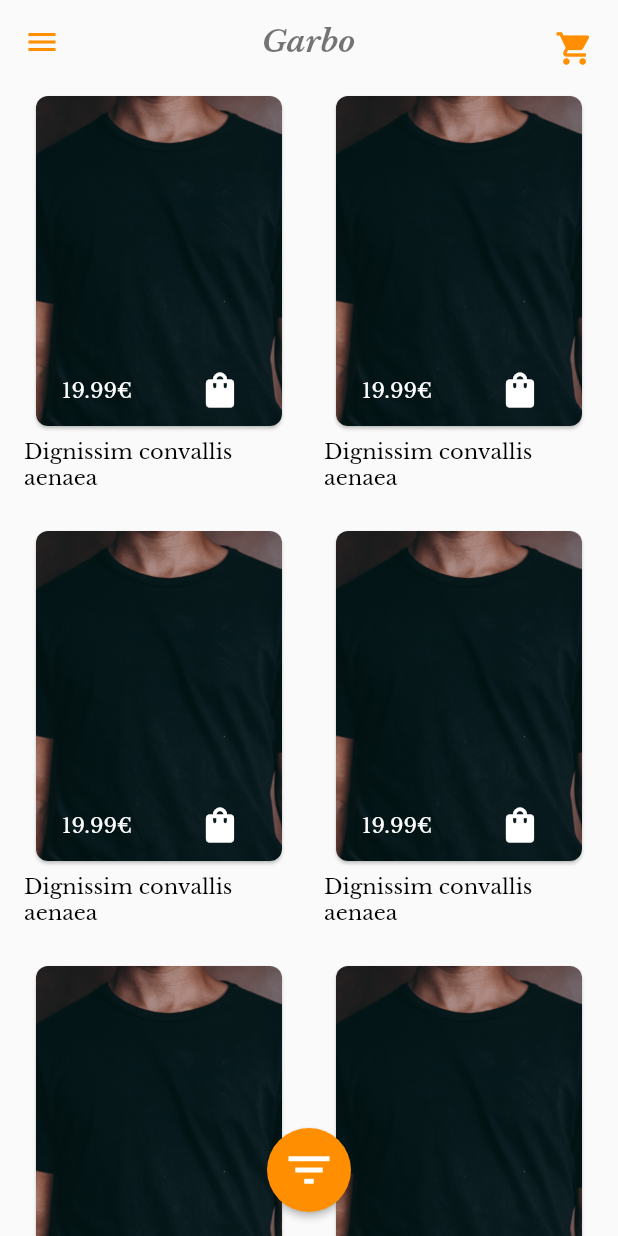
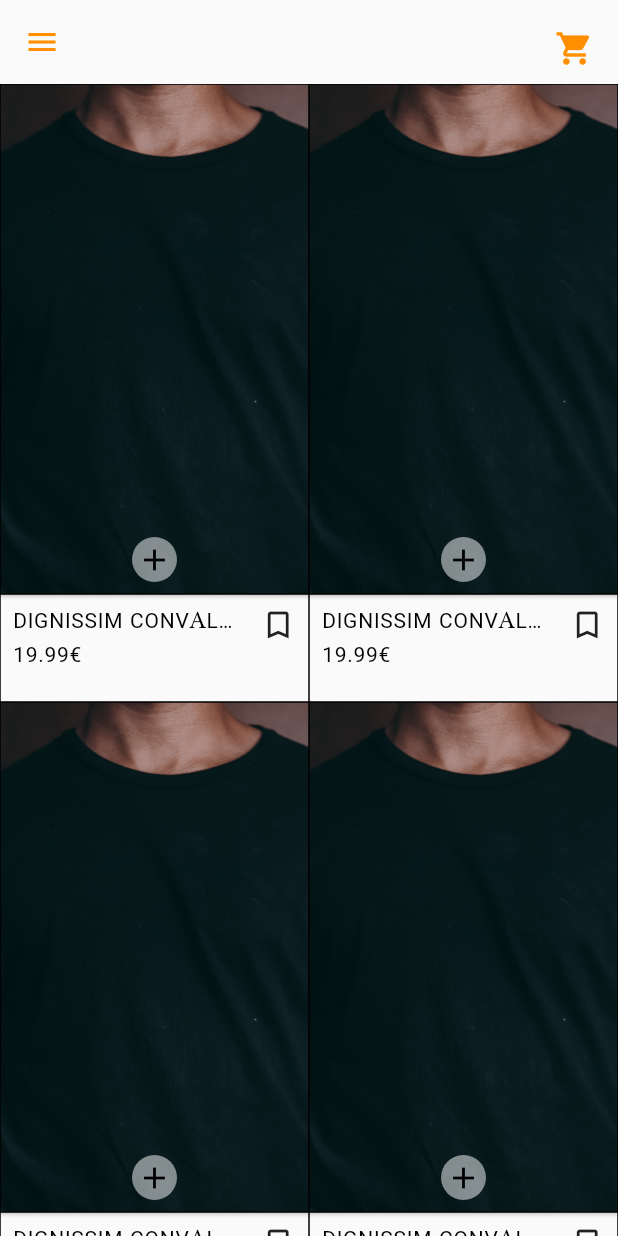
Before and after one commit to rmachado-centi/flutter_personal_app, a Flutter app: the HomeScreen screen opened by its route, on a phone screen of 412 x 824 dp. Run offline on Flutter 3.47's test engine with Material 2 defaults, Android fonts, the phone set to English and light mode, and no system bars; drawn by our look-alikes of badges; our stand-ins replace cloud_firestore, equatable, firebase_analytics, firebase_auth, firebase_core, flutter_bloc and 1 more; missing offline and left inert: flutter_branch_sdk, flutter_facebook_auth, flutter_stripe, maps_launcher; accounts and stored records are empty; network calls fail.

Commit message:
Changed home page interface

```diff
--- a/lib/core/components/custom_scaffold.dart
+++ b/lib/core/components/custom_scaffold.dart
@@ -3,7 +3,8 @@ import 'package:flutter/material.dart';
 
 class CustomScaffold extends StatelessWidget {
   final Key? scaffoldKey;
-  final String title;
+  final EdgeInsets? padding;
+  final String? title;
   final Widget body;
   final Drawer? drawer;
   final Widget? leading;
@@ -12,7 +13,8 @@ class CustomScaffold extends StatelessWidget {
   const CustomScaffold({
     Key? key,
     this.scaffoldKey,
-    required this.title,
+    this.padding,
+    this.title,
     required this.body,
     this.leading,
     this.actions,
@@ -37,19 +39,22 @@ class CustomScaffold extends StatelessWidget {
                   color: Colors.amber[800],
                 ),
               ),
-          title: Text(
-            title,
-            style: TextStyle(
-              color: Colors.black54,
-              fontWeight: FontWeight.bold,
-              fontStyle: FontStyle.italic,
-            ),
-          ),
+          title: title != null
+              ? Text(
+                  title!,
+                  style: TextStyle(
+                    color: Colors.black54,
+                    fontWeight: FontWeight.bold,
+                    fontStyle: FontStyle.italic,
+                  ),
+                )
+              : null,
           centerTitle: true,
           actions: actions,
         ),
         body: Padding(
-          padding: const EdgeInsets.symmetric(horizontal: defaultPadding),
+          padding:
+              padding ?? const EdgeInsets.symmetric(horizontal: defaultPadding),
           child: body,
         ),
       ),
--- a/lib/features/home/presentation/components/item_card.dart
+++ b/lib/features/home/presentation/components/item_card.dart
@@ -1,66 +1,105 @@
 import 'package:app/core/data/models/item/item_model.dart';
 import 'package:flutter/material.dart';
+import 'package:google_fonts/google_fonts.dart';
 
 class ItemCard extends StatelessWidget {
-  final VoidCallback onPressed;
+  final VoidCallback onAddToCartPressed;
+  final VoidCallback onAddToFavoritesPressed;
   final Item item;
   const ItemCard({
     required this.item,
-    required this.onPressed,
+    required this.onAddToFavoritesPressed,
+    required this.onAddToCartPressed,
     super.key,
   });
 
   @override
   Widget build(BuildContext context) {
     return SizedBox(
-      height: 240,
-      width: 140,
+      height: 400,
       child: Column(
         children: [
           Expanded(
-            child: Card(
-              clipBehavior: Clip.antiAlias,
-              semanticContainer: true,
-              shape: RoundedRectangleBorder(
-                side: BorderSide.none,
-                borderRadius: BorderRadius.circular(8),
-              ),
-              margin: const EdgeInsets.all(8),
-              child: Stack(
-                children: [
-                  Container(
+            child: Stack(
+              children: [
+                Card(
+                  margin: const EdgeInsets.all(0),
+                  clipBehavior: Clip.antiAlias,
+                  semanticContainer: true,
+                  shape: Border.all(color: Colors.black, width: 0.5),
+                  child: Container(
                     constraints: const BoxConstraints.expand(),
                     child: Image.asset(item.image, fit: BoxFit.cover),
                   ),
-                  Align(
-                    alignment: Alignment.bottomCenter,
+                ),
+                Align(
+                  alignment: Alignment.bottomCenter,
+                  child: Padding(
+                    padding: const EdgeInsets.only(bottom: 8.0),
+                    child: CircleAvatar(
+                      radius: 15,
+                      backgroundColor: Colors.white.withOpacity(0.5),
+                      child: IconButton(
+                        alignment: Alignment.center,
+                        padding: const EdgeInsets.all(0),
+                        onPressed: onAddToCartPressed,
+                        color: Colors.black,
+                        icon: const Icon(Icons.add),
+                      ),
+                    ),
+                  ),
+                ),
+              ],
+            ),
+          ),
+          Container(
+            width: double.infinity,
+            decoration: BoxDecoration(
+              border: Border.all(color: Colors.black, width: 0.5),
+            ),
+            height: 72,
+            child: Padding(
+              padding: const EdgeInsets.all(8.0),
+              child: Column(
+                mainAxisAlignment: MainAxisAlignment.start,
+                crossAxisAlignment: CrossAxisAlignment.stretch,
+                children: [
+                  Flexible(
                     child: Row(
-                      mainAxisAlignment: MainAxisAlignment.spaceAround,
+                      crossAxisAlignment: CrossAxisAlignment.start,
                       children: [
-                        Text(
-                          '${item.price.toString()}€',
-                          style: TextStyle(
-                            color: Colors.white,
-                            fontSize: 14,
+                        Flexible(
+                          child: Text(
+                            item.name.toUpperCase(),
+                            overflow: TextOverflow.ellipsis,
+                            style: TextStyle(
+                                fontFamily: GoogleFonts.mavenPro().fontFamily,
+                                letterSpacing: 0.5),
                           ),
                         ),
-                        IconButton(
-                          onPressed: onPressed,
-                          icon: const Icon(
-                            Icons.shopping_bag,
-                            color: Colors.white,
-                            size: 28,
+                        const SizedBox(
+                          width: 16,
+                        ),
+                        GestureDetector(
+                          onTap: onAddToFavoritesPressed,
+                          child: const Icon(
+                            Icons.bookmark_border,
+                            size: 24,
                           ),
                         ),
                       ],
                     ),
                   ),
+                  Text(
+                    '${item.price.toString()}€',
+                    style: TextStyle(
+                        fontFamily: GoogleFonts.mavenPro().fontFamily,
+                        letterSpacing: 0.5,
+                        fontSize: 14),
+                  ),
                 ],
               ),
             ),
-          ),
-          Text(
-            item.name,
           ),
         ],
       ),
--- a/lib/features/home/presentation/user_interfaces/home_screen.dart
+++ b/lib/features/home/presentation/user_interfaces/home_screen.dart
@@ -22,9 +22,6 @@ class HomeScreen extends StatefulWidget {
 class _HomeScreenState extends State<HomeScreen> {
   final GlobalKey<ScaffoldState> _key = GlobalKey();
   final homeCubit = CubitFactory.homeCubit;
-  final ScrollController _controller = ScrollController();
-  final double _bottomNavBarHeight = 72;
-  late final ScrollListener _model;
   final items = List<Item>.generate(
     10,
     (index) => Item(
@@ -46,7 +43,6 @@ class _HomeScreenState extends State<HomeScreen> {
   @override
   void initState() {
     WidgetsFlutterBinding.ensureInitialized();
-    _model = ScrollListener.initialise(_controller);
     getUserData();
     homeCubit.updateCartTotalItems();
     super.initState();
@@ -54,8 +50,6 @@ class _HomeScreenState extends State<HomeScreen> {
 
   @override
   void dispose() {
-    _controller.dispose();
-    _model.dispose();
     super.dispose();
   }
 
@@ -90,10 +84,12 @@ class _HomeScreenState extends State<HomeScreen> {
         if (state is HomeUserDataSuccessState) {
           user = state.user;
         }
-
+        if (state is HomeGetTotalCartItemsState) {
+          _totalCartItems = state.num;
+        }
         return CustomScaffold(
           scaffoldKey: _key,
-          title: 'Garbo',
+          padding: const EdgeInsets.all(0),
           drawer: Drawer(
               // Add a ListView to the drawer. This ensures the user can scroll
               // through the options in the drawer if there isn't enough vertical
@@ -116,61 +112,33 @@ class _HomeScreenState extends State<HomeScreen> {
               child: _shoppingCartBadge(),
             ),
           ],
-          body: AnimatedBuilder(
-              animation: _model,
-              builder: (BuildContext context, child) {
-                return Stack(
+          body: Column(
             children: [
-                    GridView.builder(
-                      controller: _controller,
-                      gridDelegate:
-                          const SliverGridDelegateWithMaxCrossAxisExtent(
-                        maxCrossAxisExtent: 180,
-                        crossAxisSpacing: 20,
-                        childAspectRatio: 0.4 / 0.6,
-                        mainAxisSpacing: 20,
+              Expanded(
+                child: GridView.builder(
+                  gridDelegate: const SliverGridDelegateWithFixedCrossAxisCount(
+                    childAspectRatio: 0.5,
+                    crossAxisCount: 2,
+                    crossAxisSpacing: 0,
+                    mainAxisSpacing: 0,
                   ),
                   itemBuilder: (context, index) {
                     var item = items[index];
                     return ItemCard(
                       item: item,
-                          onPressed: () {
+                      onAddToCartPressed: () {
                         homeCubit.addToCart(item);
                       },
+                      onAddToFavoritesPressed: () {},
                     );
                   },
                   itemCount: items.length,
                 ),
-                    Positioned(
-                      left: 0,
-                      right: 0,
-                      bottom: _model.bottom,
-                      child: _bottomNavBar,
-                    )
+              ),
             ],
-                );
-              }),
+          ),
         );
       },
-    );
-  }
-
-  Widget get _bottomNavBar {
-    return Container(
-      padding: const EdgeInsets.only(bottom: 16),
-      height: _bottomNavBarHeight,
-      child: ElevatedButton(
-        onPressed: () {},
-        style: ElevatedButton.styleFrom(
-          padding: const EdgeInsets.all(8),
-          shape: const CircleBorder(side: BorderSide.none),
-          backgroundColor: Colors.amber[800],
-        ),
-        child: const Icon(
-          Icons.filter_list,
-          size: 36,
-        ),
-      ),
     );
   }
 
@@ -191,9 +159,9 @@ class _HomeScreenState extends State<HomeScreen> {
         badgeStyle: badges.BadgeStyle(
           shape: badges.BadgeShape.circle,
           badgeColor: Colors.amber,
-          padding: EdgeInsets.all(6),
+          padding: const EdgeInsets.all(6),
           borderRadius: BorderRadius.circular(4),
-          borderSide: BorderSide(color: Colors.white, width: 2),
+          borderSide: const BorderSide(color: Colors.white, width: 2),
           elevation: 0,
         ),
         child: Icon(
```
Lines whose indentation alone changed are shown as unchanged.
